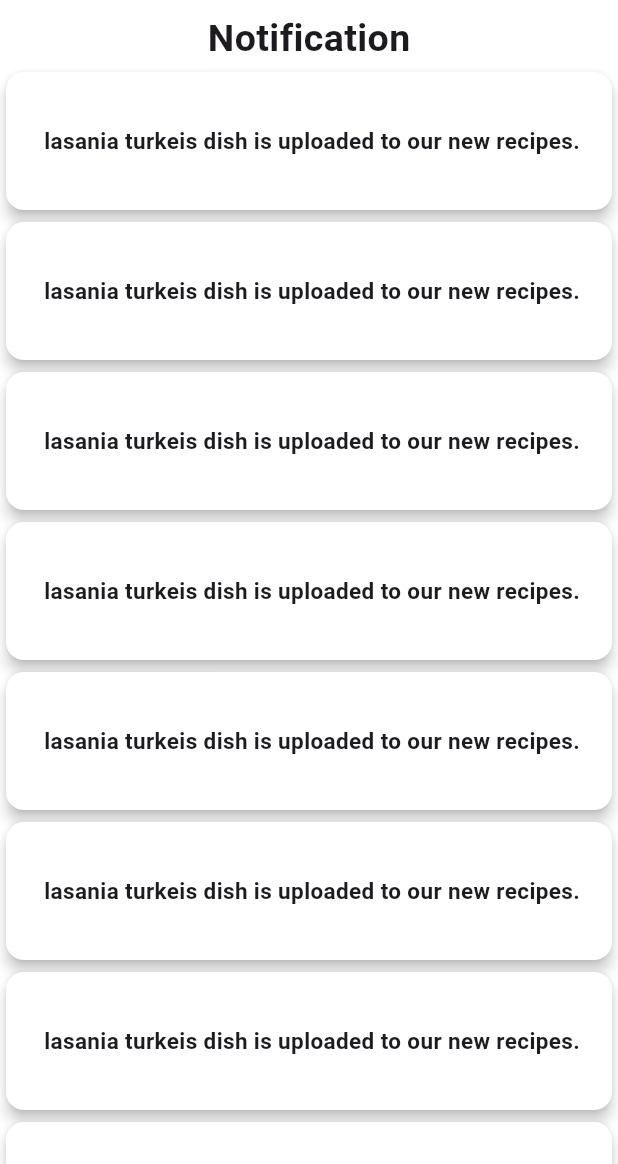
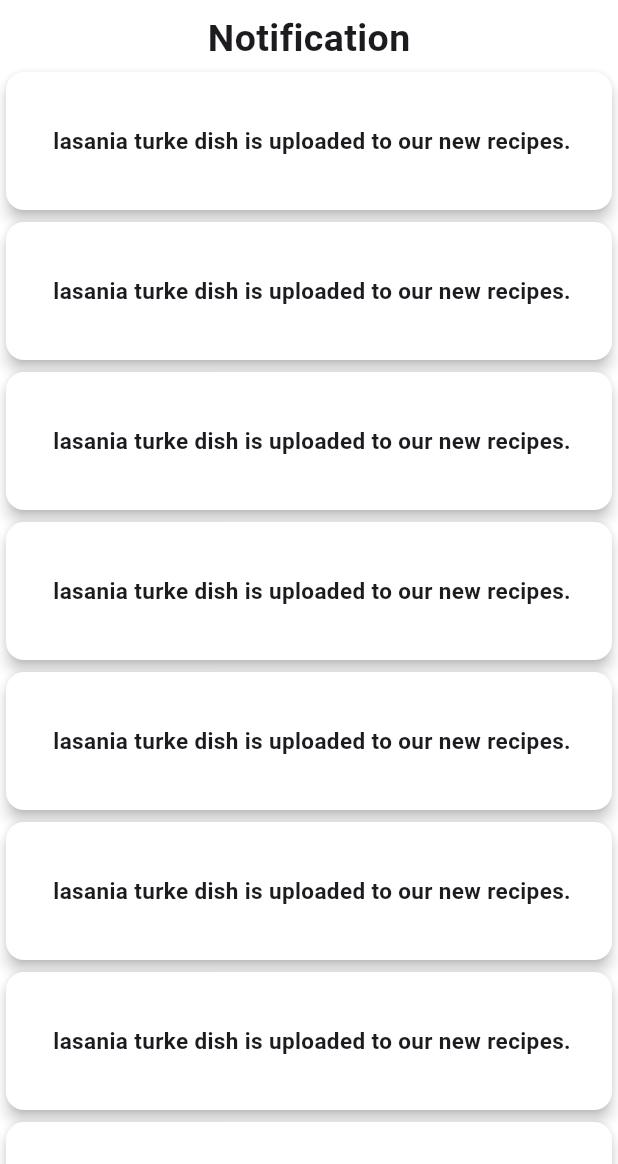
Before and after one commit to Shovon0017/Homemade-Haven, a Flutter app: the NotificationShow screen opened directly, on a phone screen of 412 x 824 dp, the part 72-1236 px from its top. Run offline on Flutter 3.47's test engine with Material 3 defaults, Android fonts, the light colour scheme and no system bars; our stand-ins replace animated_notch_bottom_bar, carousel_slider, flutter_secure_storage, get, get_storage, shimmer; accounts and stored records are empty.

```diff
--- a/lib/view/screen/notification/notification.dart
+++ b/lib/view/screen/notification/notification.dart
@@ -32,7 +32,7 @@ class NotificationShow extends StatelessWidget {
                     color: Colors.white,
                     child: Center(child: Padding(
                       padding: EdgeInsets.all(8.0),
-                      child: Text(" lasania turkeis dish is uploaded to our new recipes.",style: TextStyle(fontSize:15,fontWeight: FontWeight.bold),),
+                      child: Text(" lasania turke dish is uploaded to our new recipes.",style: TextStyle(fontSize:15,fontWeight: FontWeight.bold),),
                     )),
                   ),
                 );
```
